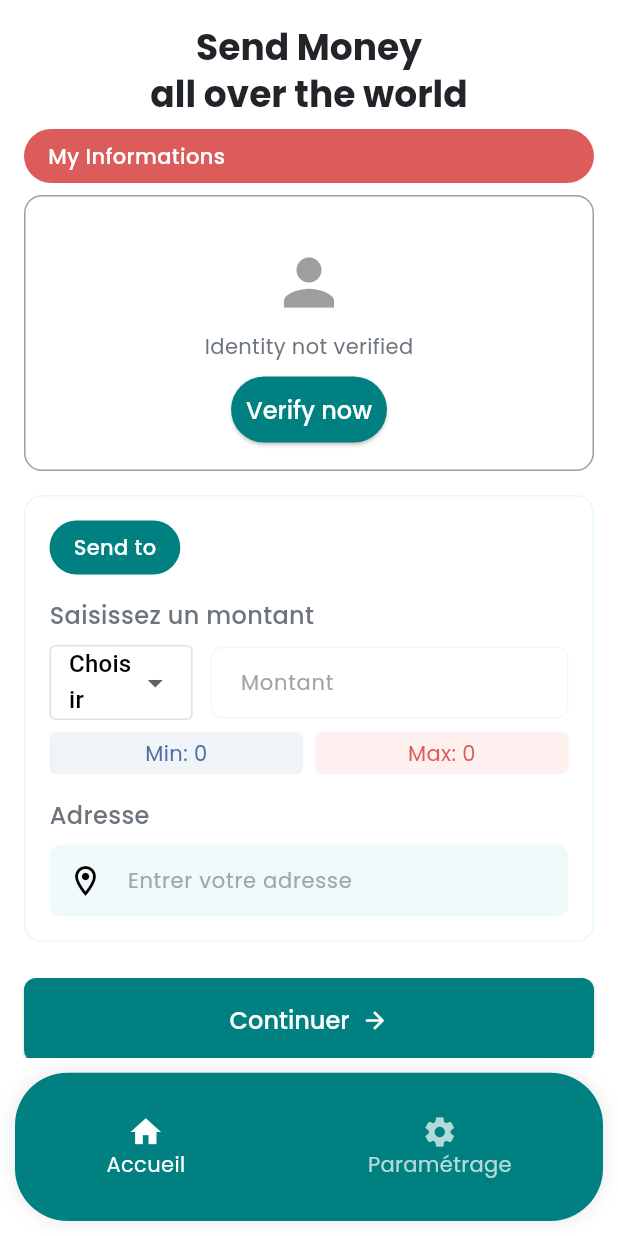
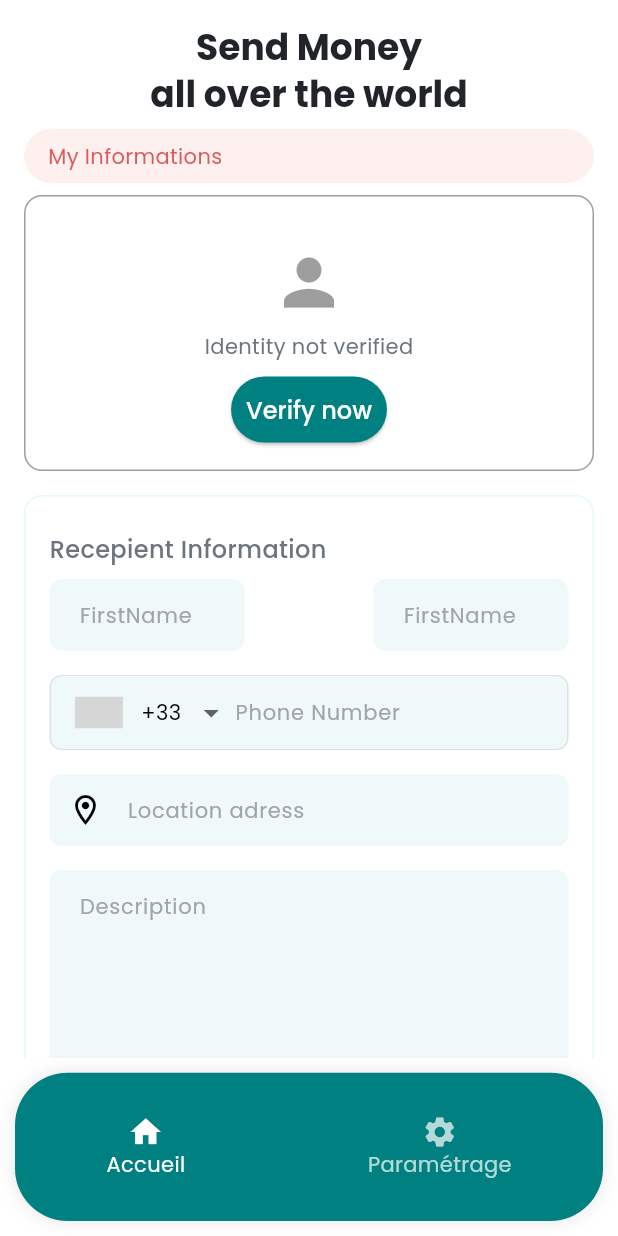
Before and after one commit to Andtit4/transfert, a Flutter app: the screen it shows after launch, after a tap on "Sign in", on a phone screen of 412 x 824 dp. Run offline on Flutter 3.47's test engine with Material 3 defaults, Android fonts, the phone set to English and light mode, and no system bars; drawn by our look-alikes of intl_phone_number_input; our stand-ins replace cached_network_image, flutter_bloc, google_fonts; network calls fail; grey boxes are pictures that could not be loaded.

Commit message:
Update dependencies and enhance HomePage UI
- Added `intl_phone_number_input` dependency in `pubspec.yaml` for phone number input functionality.
- Updated `pubspec.lock` to include new dependencies: `equatable`, `flutter_web_plugins`, `intl_phone_number_input`, `js`, `libphonenumber_platform_interface`, `libphonenumber_plugin`, and `libphonenumber_web`.
- Refactored `HomePage` to improve UI, including new input fields for recipient information and a custom phone input widget.
- Enhanced `InputCustom` widget to support width and height parameters for better layout control.

These changes improve the user experience and maintainability of the codebase.

```diff
--- a/lib/presentation/pages/pages/home_page.dart
+++ b/lib/presentation/pages/pages/home_page.dart
@@ -1,12 +1,14 @@
 import 'package:flutter/material.dart';
+import 'package:transfert/core/theme/app_colors.dart';
 import 'package:transfert/presentation/pages/widget/custom_bottom_nav.dart';
+import 'package:transfert/presentation/pages/widget/input.dart';
+import 'package:transfert/presentation/pages/widget/phone_input.dart';
 import 'package:transfert/presentation/pages/widget/verify_card.dart';
 
 class HomePage extends StatelessWidget {
   @override
   Widget build(BuildContext context) {
     return Scaffold(
-
       body: SafeArea(
         child: SingleChildScrollView(
           padding: const EdgeInsets.all(16),
@@ -19,10 +21,9 @@ class HomePage extends StatelessWidget {
                 textAlign: TextAlign.center,
               ),
               const SizedBox(height: 8),
-            _buildPillButton('My Informations',Color(0xFFDC5C5C) ),
+              _buildPillButton('My Informations', Color(0xFFFFF0F0)),
               const SizedBox(height: 8),
-
-            verificationCard() ,
+              verificationCard(),
               const SizedBox(height: 16),
               _buildTransactionCard(
                 title: 'Send to',
@@ -55,17 +56,9 @@ class HomePage extends StatelessWidget {
       child: Column(
         crossAxisAlignment: CrossAxisAlignment.start,
         children: [
-          _buildPillButton(title, color),
-          const SizedBox(height: 16),
-          const Text(
-            'Saisissez un montant',
-            style: TextStyle(
-              fontSize: 16,
-              fontWeight: FontWeight.w500,
-            ),
-          ),
+
           const SizedBox(height: 8),
-          Row(
+          /* Row(
             children: [
               Expanded(
                 flex: 2,
@@ -83,20 +76,56 @@ class HomePage extends StatelessWidget {
                 ),
               ),
             ],
-          ),
-          const SizedBox(height: 8),
-          _buildMinMaxRow(),
+          ), */
+          // const SizedBox(height: 8),
+          // _buildMinMaxRow(),
           if (showAddressField) ...[
-            const SizedBox(height: 16),
+            // const SizedBox(height: 16),
             const Text(
-              'Adresse',
+              'Recepient Information',
               style: TextStyle(
                 fontSize: 16,
                 fontWeight: FontWeight.w500,
               ),
             ),
             const SizedBox(height: 8),
+            Row(
+              mainAxisAlignment: MainAxisAlignment.spaceBetween,
+              children: [
+                InputCustom(
+                  hintText: 'FirstName',
+                  hintColor: AppColors.inputColor,
+                  width: 130,
+                ),
+                InputCustom(
+                    hintText: 'FirstName',
+                    hintColor: AppColors.inputColor,
+                    width: 130),
+              ],
+            ),
+            const SizedBox(height: 16),
+            CustomPhoneInput(
+              onPhoneValidated: (String app) {},
+              hintColor: AppColors.inputColor,
+            ),
+            const SizedBox(height: 16),
+            InputCustom(
+              hintText: 'Location adress',
+              hintColor: AppColors.inputColor,
+              prefixIcon: Icon(Icons.location_on_outlined),
+            ),
+            const SizedBox(height: 16),
             TextField(
+              maxLines: 5,
+              decoration: InputDecoration(
+                hintText: 'Description',
+                border: OutlineInputBorder(),
+                fillColor: AppColors.inputColor,
+                filled: true,
+
+              ),
+            ),
+            /* TextField(
 
               decoration: InputDecoration(
                 prefixIcon: const Icon(Icons.location_on_outlined),
@@ -111,8 +140,12 @@ class HomePage extends StatelessWidget {
                   borderRadius: BorderRadius.circular(8),
                   borderSide: BorderSide.none,
                 ),
+                focusedBorder: OutlineInputBorder(
+                  borderRadius: BorderRadius.circular(8),
+                  borderSide: BorderSide.none,
                 ),
               ),
+            ), */
           ],
         ],
       ),
@@ -129,14 +162,14 @@ class HomePage extends StatelessWidget {
       child: Text(
         text,
         style: const TextStyle(
-          color: Colors.white,
-          fontWeight: FontWeight.w500,
+          color: Color(0xFFDC5C5C),
+          // fontWeight: FontWeight.w500,
         ),
       ),
     );
   }
 
-  Widget _buildDropdownButton() {
+  /*  Widget _buildDropdownButton() {
     return Container(
       decoration: BoxDecoration(
         border: Border.all(color: Colors.grey.shade300),
@@ -157,7 +190,7 @@ class HomePage extends StatelessWidget {
         ),
       ),
     );
-  }
+  } */
 
   Widget _buildMinMaxRow() {
     return Row(
@@ -172,10 +205,8 @@ class HomePage extends StatelessWidget {
             child: const Row(
               mainAxisAlignment: MainAxisAlignment.center,
               children: [
-                Text('Min: ',
-                    style: TextStyle(color: Color(0xFF4A6FA5))),
-                Text('0',
-                    style: TextStyle(color: Color(0xFF4A6FA5))),
+                Text('Min: ', style: TextStyle(color: Color(0xFF4A6FA5))),
+                Text('0', style: TextStyle(color: Color(0xFF4A6FA5))),
               ],
             ),
           ),
@@ -191,10 +222,8 @@ class HomePage extends StatelessWidget {
             child: const Row(
               mainAxisAlignment: MainAxisAlignment.center,
               children: [
-                Text('Max: ',
-                    style: TextStyle(color: Color(0xFFDC5C5C))),
-                Text('0',
-                    style: TextStyle(color: Color(0xFFDC5C5C))),
+                Text('Max: ', style: TextStyle(color: Color(0xFFDC5C5C))),
+                Text('0', style: TextStyle(color: Color(0xFFDC5C5C))),
               ],
             ),
           ),
@@ -217,7 +246,7 @@ class HomePage extends StatelessWidget {
         mainAxisAlignment: MainAxisAlignment.center,
         children: [
           Text(
-            'Continuer',
+            'Continue',
             style: TextStyle(
               color: Colors.white,
               fontSize: 16,
--- a/lib/presentation/pages/widget/input.dart
+++ b/lib/presentation/pages/widget/input.dart
@@ -7,7 +7,17 @@ class InputCustom extends StatefulWidget {
 
   final Color? hintColor;
   final bool? obscureText;
-  const InputCustom({super.key, required this.hintText, this.prefixIcon, this.hintColor, this.obscureText, this.suffix});
+  final double? width;
+  final double? height;
+  const InputCustom(
+      {super.key,
+      required this.hintText,
+      this.prefixIcon,
+      this.hintColor,
+      this.obscureText,
+      this.suffix,
+      this.width,
+      this.height});
 
   @override
   State<InputCustom> createState() => _InputCustomState();
@@ -16,7 +26,10 @@ class InputCustom extends StatefulWidget {
 class _InputCustomState extends State<InputCustom> {
   @override
   Widget build(BuildContext context) {
-    return TextField(
+    return Container(
+      width: widget.width,
+      height: widget.height,
+      child: TextField(
         obscureText: widget.obscureText ?? false,
         decoration: InputDecoration(
           prefixIcon: widget.prefixIcon,
@@ -32,6 +45,11 @@ class _InputCustomState extends State<InputCustom> {
             borderRadius: BorderRadius.circular(8),
             borderSide: BorderSide.none,
           ),
+          focusedBorder: OutlineInputBorder(
+            borderRadius: BorderRadius.circular(8),
+            borderSide: BorderSide.none,
+          ),
+        ),
       ),
     );
   }
--- /dev/null
+++ b/lib/presentation/pages/widget/phone_input.dart
@@ -0,0 +1,78 @@
+import 'package:flutter/material.dart';
+import 'package:intl_phone_number_input/intl_phone_number_input.dart';
+
+class CustomPhoneInput extends StatefulWidget {
+  final Function(String) onPhoneValidated;
+  final String? initialCountry;
+  final String? hintText;
+  final Color? hintColor;
+
+  const CustomPhoneInput({
+    Key? key,
+    required this.onPhoneValidated,
+    this.initialCountry = 'FR',
+    this.hintText,
+    this.hintColor
+  }) : super(key: key);
+
+  @override
+  _CustomPhoneInputState createState() => _CustomPhoneInputState();
+}
+
+class _CustomPhoneInputState extends State<CustomPhoneInput> {
+  final TextEditingController controller = TextEditingController();
+  PhoneNumber number = PhoneNumber(isoCode: 'FR');
+  String? phoneNumber;
+
+  @override
+  Widget build(BuildContext context) {
+    return Container(
+      decoration: BoxDecoration(
+        border: Border.all(color: Colors.grey.shade300),
+        borderRadius: BorderRadius.circular(8),
+      ),
+      child: InternationalPhoneNumberInput(
+        onInputChanged: (PhoneNumber number) {
+          phoneNumber = number.phoneNumber;
+          if (phoneNumber != null) {
+            widget.onPhoneValidated(phoneNumber!);
+          }
+        },
+        onInputValidated: (bool value) {
+          print('Numéro valide: $value');
+        },
+        selectorConfig: const SelectorConfig(
+          selectorType: PhoneInputSelectorType.DROPDOWN,
+          setSelectorButtonAsPrefixIcon: true,
+          leadingPadding: 16,
+          // useEmoji: true,
+        ),
+        ignoreBlank: false,
+        autoValidateMode: AutovalidateMode.onUserInteraction,
+        selectorTextStyle: const TextStyle(color: Colors.black),
+        initialValue: number,
+        textFieldController: controller,
+        formatInput: true,
+        keyboardType:
+            const TextInputType.numberWithOptions(signed: true, decimal: true),
+        inputDecoration: InputDecoration(
+          hintText: widget.hintText ?? 'Phone Number',
+          fillColor: widget.hintColor,
+          filled: true,
+          border: InputBorder.none,
+          contentPadding:
+              const EdgeInsets.symmetric(horizontal: 16, vertical: 12),
+        ),
+        onSaved: (PhoneNumber number) {
+          print('On Saved: $number');
+        },
+      ),
+    );
+  }
+
+  @override
+  void dispose() {
+    controller.dispose();
+    super.dispose();
+  }
+}
--- a/pubspec.yaml
+++ b/pubspec.yaml
@@ -37,6 +37,7 @@ dependencies:
   google_fonts: ^6.2.1
   flutter_bloc: ^8.1.6
   cached_network_image: ^3.4.1
+  intl_phone_number_input: ^0.7.4
 
 dev_dependencies:
   flutter_test:
```
Also changed, not shown: pubspec.lock. Lines whose indentation alone changed are shown as unchanged.
